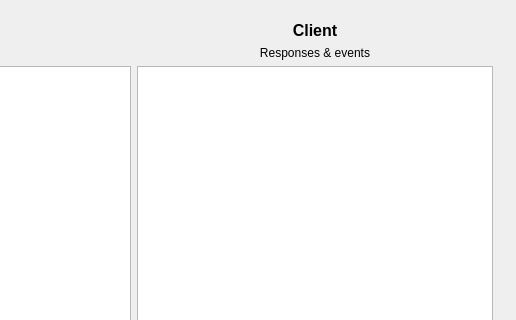
The window that Experiments/ControlFlow/MainWindow.ui (stdstring/OpticalMeasurements) describes before a commit, drawn with Qt 5; both pictures show x 247 to 763 and y 0 to 320 of the 763 by 570 pixel window.
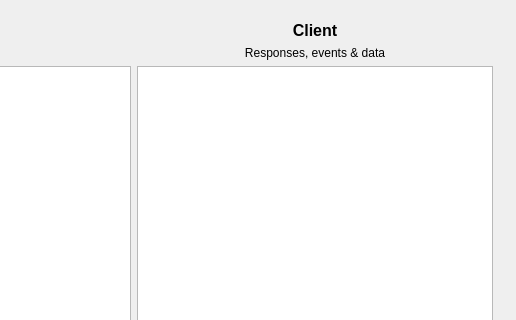
The same window after the commit.

Patch:
```diff
--- a/Experiments/ControlFlow/MainWindow.ui
+++ b/Experiments/ControlFlow/MainWindow.ui
@@ -137,7 +137,7 @@
        <item>
         <widget class="QLabel" name="ResponsesAndEventsLabel">
          <property name="text">
-          <string>Responses &amp; events</string>
+          <string>Responses, events &amp; data</string>
          </property>
          <property name="alignment">
           <set>Qt::AlignCenter</set>
```
Left out of the diff: 4 changed lines with no effect on the pictures.
